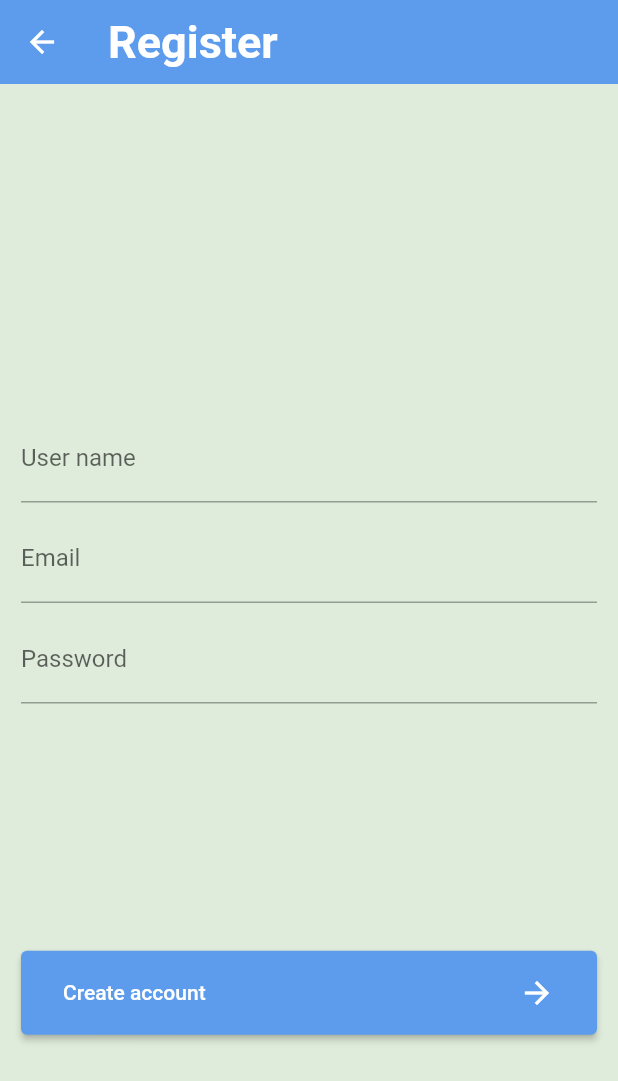
After one commit to Marwan460/to_do, a Flutter app: the screen it shows after launch, after a tap on "Create account", on a phone screen of 412 x 824 dp. The commit adds this screen. Shown: the top 1081 px of the screen. Run offline on Flutter 3.47's test engine with Material 3 defaults, Android fonts, the phone set to English and light mode, and no system bars; our stand-ins replace cloud_firestore, easy_date_timeline, firebase_auth, firebase_core; accounts and stored records are empty; network calls fail.

Commit message:
Add login screen and register screen.

```diff
--- a/lib/main.dart
+++ b/lib/main.dart
@@ -1,6 +1,8 @@
 import 'package:cloud_firestore/cloud_firestore.dart';
 import 'package:firebase_core/firebase_core.dart';
 import 'package:flutter/material.dart';
+import 'package:todo/ui/screens/auth/login_screen.dart';
+import 'package:todo/ui/screens/auth/register_screen.dart';
 import 'package:todo/ui/screens/home/home.dart';
 import 'package:todo/ui/utils/app_theme.dart';
 
@@ -12,7 +14,6 @@ void main() async {
   await Firebase.initializeApp(
     options: DefaultFirebaseOptions.currentPlatform,
   );
-  await FirebaseFirestore.instance.disableNetwork();
   runApp(const MyApp());
 }
 
@@ -28,8 +29,11 @@ class MyApp extends StatelessWidget {
       debugShowCheckedModeBanner: false,
       routes: {
         Home.routeName: (_) => const Home(),
+        LoginScreen.routeName : (_) => const LoginScreen(),
+        RegisterScreen.routeName : (_) => const RegisterScreen(),
+
       },
-      initialRoute: Home.routeName,
+      initialRoute: LoginScreen.routeName,
     );
   }
 }
--- /dev/null
+++ b/lib/model/user_dm.dart
@@ -0,0 +1,26 @@
+class UserDM {
+  static const collectionName = "users";
+  static UserDM? currentUser;
+  String id;
+  String email;
+  String userName;
+
+  UserDM({
+    required this.id,
+    required this.email,
+    required this.userName,
+  });
+
+  UserDM.fromJson(Map<String, dynamic> json)
+      : id = json['id'],
+        email = json['email'],
+        userName = json['userName'];
+
+  Map<String, dynamic> toJson() {
+    return {
+      'id': id,
+      'email': email,
+      'userName': userName,
+    };
+  }
+}
--- /dev/null
+++ b/lib/ui/screens/auth/login_screen.dart
@@ -0,0 +1,130 @@
+import 'package:cloud_firestore/cloud_firestore.dart';
+import 'package:firebase_auth/firebase_auth.dart';
+import 'package:flutter/material.dart';
+import 'package:todo/model/user_dm.dart';
+import 'package:todo/ui/screens/auth/register_screen.dart';
+import 'package:todo/ui/utils/app_style.dart';
+import 'package:todo/ui/utils/dialog_utils.dart';
+
+import '../../utils/constant.dart';
+import '../home/home.dart';
+
+class LoginScreen extends StatefulWidget {
+  static const String routeName = "loginScreen";
+
+  const LoginScreen({super.key});
+
+  @override
+  State<LoginScreen> createState() => _LoginScreenState();
+}
+
+class _LoginScreenState extends State<LoginScreen> {
+  String email = "";
+  String password = "";
+
+  @override
+  Widget build(BuildContext context) {
+    return Scaffold(
+      appBar: AppBar(
+        centerTitle: true,
+        title: const Text("Login", style: AppStyle.appBarStyle),
+        elevation: 0,
+      ),
+      body: buildLoginScreenBody(),
+    );
+  }
+
+  buildLoginScreenBody() {
+    return Padding(
+      padding: const EdgeInsets.all(14),
+      child: Column(
+        crossAxisAlignment: CrossAxisAlignment.stretch,
+        children: [
+          SizedBox(height: MediaQuery.of(context).size.height * .25),
+          Text("Welcome back !",
+              style: AppStyle.titlesTextStyle.copyWith(color: Colors.black)),
+          TextFormField(
+            onChanged: (text) {
+              email = text;
+            },
+            decoration: const InputDecoration(
+              label: Text("Email"),
+            ),
+          ),
+          const SizedBox(height: 8),
+          TextFormField(
+            onChanged: (text) {
+              password = text;
+            },
+            decoration: const InputDecoration(
+              label: Text("Password"),
+            ),
+          ),
+          const SizedBox(height: 26),
+          ElevatedButton(
+              onPressed: () {
+                signIn();
+              },
+              child: const Padding(
+                padding: EdgeInsets.symmetric(vertical: 16, horizontal: 12),
+                child: Row(
+                  children: [
+                    Text("Login"),
+                    Spacer(),
+                    Icon(Icons.arrow_forward)
+                  ],
+                ),
+              )),
+          const SizedBox(height: 18),
+          InkWell(
+              onTap: () {
+                Navigator.pushNamed(context, RegisterScreen.routeName);
+              },
+              child: const Text("Create account")),
+        ],
+      ),
+    );
+  }
+
+  signIn() async {
+    try {
+      showLoading(context);
+      final credential = await FirebaseAuth.instance
+          .signInWithEmailAndPassword(email: email, password: password);
+      UserDM.currentUser = await getUserFromFireStore(credential.user!.uid);
+      if (context.mounted) {
+        hideLoading(context);
+        Navigator.pushNamed(context, Home.routeName);
+      }
+    } on FirebaseAuthException catch (e) {
+      String message;
+      if (e.code == 'user-not-found') {
+        message = 'No user found for that email.';
+      } else if (e.code == 'wrong-password') {
+        message = 'Wrong password provided for that user.';
+      }else {
+        message = Constant.defaultErrorMessage;
+      }
+      if (context.mounted) {
+        hideLoading(context);
+        showMessage(context,
+            title: "Error", body: message, posButtonTitle: "ok");
+      }
+    } catch (e, stackTrace) {
+      print("Catching error: ${e} - $stackTrace");
+      if (context.mounted) {
+        hideLoading(context);
+        showMessage(context,
+            title: "Error",
+            body: Constant.defaultErrorMessage,
+            posButtonTitle: "ok");
+      }
+    }
+  }
+  Future<UserDM> getUserFromFireStore(String id) async{
+    CollectionReference collectionReference = FirebaseFirestore.instance.collection(UserDM.collectionName);
+    DocumentReference userDoc = collectionReference.doc(id);
+    DocumentSnapshot userSnapshot = await userDoc.get();
+    return UserDM.fromJson(userSnapshot.data() as Map<String, dynamic>);
+  }
+}
--- /dev/null
+++ b/lib/ui/screens/auth/register_screen.dart
@@ -0,0 +1,140 @@
+import 'package:cloud_firestore/cloud_firestore.dart';
+import 'package:firebase_auth/firebase_auth.dart';
+import 'package:flutter/material.dart';
+import 'package:todo/model/user_dm.dart';
+import 'package:todo/ui/screens/home/home.dart';
+import 'package:todo/ui/utils/constant.dart';
+import 'package:todo/ui/utils/dialog_utils.dart';
+
+import '../../utils/app_style.dart';
+
+class RegisterScreen extends StatefulWidget {
+  static const String routeName = "registerScreen";
+
+  const RegisterScreen({super.key});
+
+  @override
+  State<RegisterScreen> createState() => _RegisterScreenState();
+}
+
+class _RegisterScreenState extends State<RegisterScreen> {
+  String userName = "";
+  String email = "";
+  String password = "";
+
+  @override
+  Widget build(BuildContext context) {
+    return Scaffold(
+      appBar: AppBar(
+        title: const Text(
+          "Register",
+          style: AppStyle.appBarStyle,
+        ),
+        elevation: 0,
+      ),
+      body: buildRegisterScreenBody(),
+    );
+  }
+
+  buildRegisterScreenBody() {
+    return Padding(
+      padding: const EdgeInsets.all(14),
+      child: SingleChildScrollView(
+        child: Column(
+          crossAxisAlignment: CrossAxisAlignment.stretch,
+          children: [
+            SizedBox(height: MediaQuery.of(context).size.height * .25),
+            TextFormField(
+              onChanged: (text) {
+                userName = text;
+              },
+              decoration: const InputDecoration(
+                label: Text("User name"),
+              ),
+            ),
+            const SizedBox(height: 8),
+            TextFormField(
+              onChanged: (text) {
+                email = text;
+              },
+              decoration: const InputDecoration(
+                label: Text("Email"),
+              ),
+            ),
+            const SizedBox(height: 8),
+            TextFormField(
+              onChanged: (text) {
+                password = text;
+              },
+              decoration: const InputDecoration(
+                label: Text("Password"),
+              ),
+            ),
+            SizedBox(height: MediaQuery.of(context).size.height * .20),
+            ElevatedButton(
+                onPressed: () {
+                  signUp();
+                },
+                child: const Padding(
+                  padding: EdgeInsets.symmetric(vertical: 16, horizontal: 12),
+                  child: Row(
+                    children: [
+                      Text("Create account"),
+                      Spacer(),
+                      Icon(Icons.arrow_forward)
+                    ],
+                  ),
+                )),
+            const SizedBox(height: 18),
+          ],
+        ),
+      ),
+    );
+  }
+
+  void signUp() async {
+    try {
+      showLoading(context);
+      final credential =
+          await FirebaseAuth.instance.createUserWithEmailAndPassword(
+        email: email,
+        password: password,
+      );
+      UserDM.currentUser = UserDM(id: credential.user!.uid, email: email, userName: userName);
+      registerUserInFireStore(UserDM.currentUser!);
+      if (context.mounted) {
+        hideLoading(context);
+        Navigator.pushNamed(context, Home.routeName);
+      }
+    } on FirebaseAuthException catch (authError) {
+      String message;
+      if (authError.code == 'weak-password') {
+        message = 'The password provided is too weak.';
+      } else if (authError.code == 'email-already-in-use') {
+        message = 'The account already exists for that email.';
+      } else {
+        message = Constant.defaultErrorMessage;
+      }
+      if (context.mounted) {
+        hideLoading(context);
+        showMessage(context,
+            title: "Error", body: message, posButtonTitle: "Ok");
+      }
+    } catch (e) {
+      if (context.mounted) {
+        hideLoading(context);
+        showMessage(context,
+            title: "Error",
+            body: Constant.defaultErrorMessage,
+            posButtonTitle: "Ok");
+      }
+    }
+  }
+
+  void registerUserInFireStore(UserDM user) async {
+    CollectionReference collectionReference =
+        FirebaseFirestore.instance.collection(UserDM.collectionName);
+    DocumentReference userDoc = collectionReference.doc(user.id);
+    await userDoc.set(user.toJson());
+  }
+}
--- a/lib/ui/screens/home/home.dart
+++ b/lib/ui/screens/home/home.dart
@@ -1,4 +1,5 @@
 import 'package:flutter/material.dart';
+import 'package:todo/model/user_dm.dart';
 import 'package:todo/ui/screens/home/tabs/list/list_tab.dart';
 import 'package:todo/ui/screens/home/tabs/setting.dart';
 import '../../utils/app_colors.dart';
@@ -9,7 +10,6 @@ class Home extends StatefulWidget {
   static const String routeName = "home";
 
   const Home({super.key});
-
   @override
   State<Home> createState() => _HomeState();
 }
@@ -34,7 +34,7 @@ class _HomeState extends State<Home> {
   Widget build(BuildContext context) {
     return Scaffold(
       appBar: AppBar(
-        title: const Text("To Do List", style: AppStyle.appBarStyle),
+        title:  Text("Welcome ${UserDM.currentUser!.userName}", style: AppStyle.appBarStyle),
       ),
       body: tabs[currentIndex],
       floatingActionButtonLocation: FloatingActionButtonLocation.centerDocked,
--- a/lib/ui/screens/home/tabs/list/list_tab.dart
+++ b/lib/ui/screens/home/tabs/list/list_tab.dart
@@ -4,6 +4,7 @@ import 'package:flutter/material.dart';
 import 'package:todo/ui/screens/home/tabs/list/todo.dart';
 import 'package:todo/ui/utils/date_time_extension.dart';
 import '../../../../../model/todo_dm.dart';
+import '../../../../../model/user_dm.dart';
 import '../../../../utils/app_colors.dart';
 import '../../../../utils/app_style.dart';
 
@@ -101,7 +102,10 @@ class ListTabState extends State<ListTab> {
 
   void getTodosListFromFireStore() async {
     CollectionReference todoCollection =
-        FirebaseFirestore.instance.collection(TodoDM.collectionName);
+    FirebaseFirestore.instance
+        .collection(UserDM.collectionName)
+        .doc(UserDM.currentUser!.id)
+        .collection(TodoDM.collectionName);
     QuerySnapshot querySnapshot = await todoCollection.get();
     List<QueryDocumentSnapshot> documents = querySnapshot.docs;
     todosList = documents.map((doc) {
--- a/lib/ui/utils/app_colors.dart
+++ b/lib/ui/utils/app_colors.dart
@@ -7,8 +7,8 @@ abstract class AppColors{
   static const Color bgColor = Color(0xFFDFECDB);
 
   /// Dark
-  static const Color bgDark = Color(0xFF1E1E1E);
-  static const Color black = Colors.black;
+  static const Color bgDark = Color(0xFF060E1E);
+  static const Color black = Color(0xff141922);
 
 
 }
--- a/lib/ui/utils/app_theme.dart
+++ b/lib/ui/utils/app_theme.dart
@@ -47,6 +47,9 @@ abstract class AppTheme {
           unselectedItemColor: AppColors.white,
           selectedIconTheme: IconThemeData(size: 33),
           unselectedIconTheme: IconThemeData(size: 33,color: AppColors.grey)
-      )
+      ),
+    bottomSheetTheme: const BottomSheetThemeData(
+      backgroundColor: AppColors.black,
+    ) ,
   );
 }
--- /dev/null
+++ b/lib/ui/utils/constant.dart
@@ -0,0 +1,4 @@
+abstract class Constant {
+  static const String defaultErrorMessage =
+      "Something went wrong please try again later";
+}
--- a/pubspec.yaml
+++ b/pubspec.yaml
@@ -40,6 +40,7 @@ dependencies:
   firebase_core: ^3.4.0
   firebase_auth: ^5.2.0
   cloud_firestore: ^5.3.0
+  shared_preferences: ^2.2.3
 
 
 dev_dependencies:
```
Also changed, not shown: lib/ui/screens/add_bottom_sheet/add_bottom_sheet.dart (+7 -5 lines), lib/ui/utils/dialog_utils.dart (added, +56 -0 lines), pubspec.lock.
